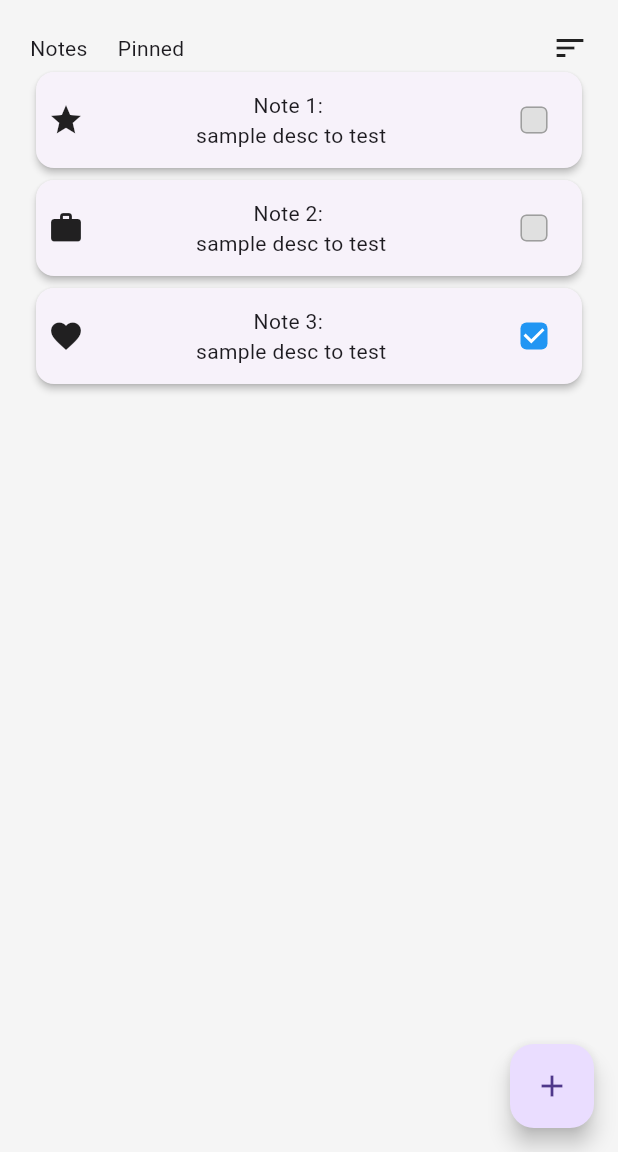
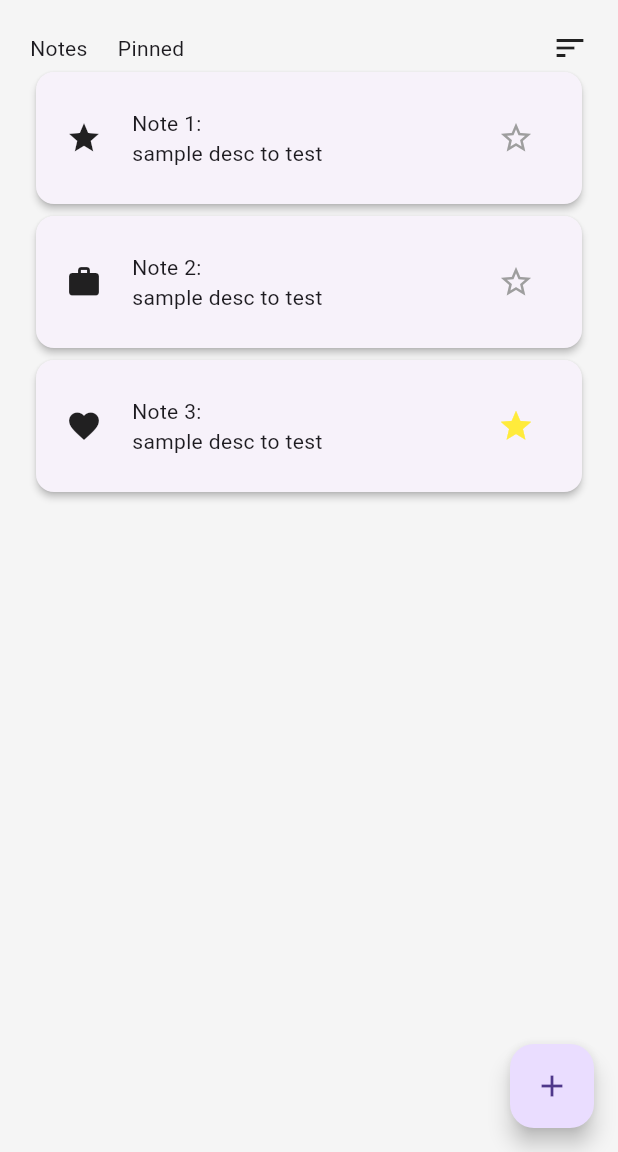
Before and after one commit to Mourad-Dellali/ToDO_List, a Flutter app: the screen it shows after launch, on a phone screen of 412 x 824 dp, the part 84-1236 px from its top. Run offline on Flutter 3.47's test engine with Material 3 defaults, Android fonts, the phone set to English and light mode, and no system bars.

Commit message:
replaced completed with starring method to add a bottom modal when note is clicked

```diff
--- a/lib/common/widgets/todo_tile.dart
+++ b/lib/common/widgets/todo_tile.dart
@@ -7,14 +7,17 @@ import 'package:flutter/material.dart';
 class TodoTile extends StatelessWidget {
 final String taskTitle;
 final String taskDesc;
+final bool starred;
 final bool taskCompleted;
 final Icon? taskIcon;
-
-final Function(bool?)? onChanged;
+final int index;
+final Function(bool,int) starChanged;
   const TodoTile({super.key,
   required this.taskTitle,
-  required this.taskCompleted,
-  required this.onChanged,
+  this.starred=false,
+  required this.index,
+  this.taskCompleted=false,
+  required this.starChanged,
   this.taskDesc="",
   this.taskIcon,});
 
@@ -29,20 +32,27 @@ final Function(bool?)? onChanged;
   ),
 child:
 Padding(
-  padding: const EdgeInsets.all(8.0),
+  padding: const EdgeInsets.all(20.0),
   child: Row(
     mainAxisAlignment: MainAxisAlignment.spaceBetween,
     children: [
+      Row(
+        spacing: 20,
+        children: [
+
+
     displayIcon,
     Column(
-      mainAxisAlignment: MainAxisAlignment.spaceEvenly,
+      crossAxisAlignment: CrossAxisAlignment.start,
+
       children: [
         Text(taskTitle),
         Text(taskDesc)
       ],
-    ),
-
-    Checkbox(value: taskCompleted, onChanged: onChanged)
+    )]),
+    IconButton(onPressed:() => starChanged(!starred,index), icon: starred ? Icon(Icons.star) :Icon(Icons.star_border) ,
+    color: starred ? Colors.yellow : Colors.grey )
+    //Checkbox(value: starred, onChanged: onChanged)
   ],),
 ),
 
--- a/lib/pages/to_do.dart
+++ b/lib/pages/to_do.dart
@@ -16,12 +16,7 @@ class ToDo extends StatefulWidget {
 
 class _ToDoState extends State<ToDo> {
 
-void checkboxChanged (bool? value, int index) {
-setState(() {
-  Todotasks.toDoTasks[index][2]=!Todotasks.toDoTasks[index][2];
-});
 
-}
 void createNewTask () {
   showModalBottomSheet(context: context,
   // isScrollControlled: true,
@@ -59,11 +54,18 @@ void createNewTask () {
                 itemCount: Todotasks.toDoTasks.length,
                 itemBuilder: (context,index){
                   return TodoTile(
+                    index: index,
                     taskTitle: Todotasks.toDoTasks[index][0],
                     taskDesc: Todotasks.toDoTasks[index][1],
-                    taskCompleted: Todotasks.toDoTasks[index][2],
+                    starred: Todotasks.toDoTasks[index][2],
+                    taskCompleted: Todotasks.toDoTasks[index][4],
                     taskIcon: Todotasks.toDoTasks[index][3],
-                    onChanged:(value) => checkboxChanged(value,index),
+                    starChanged: (value, index) {
+
+        setState(() {
+          Todotasks.toDoTasks[index][2] = value;
+        });
+      },
                   );
                 },
 
--- a/lib/util/constants/todotasks.dart
+++ b/lib/util/constants/todotasks.dart
@@ -5,8 +5,8 @@ import 'package:flutter/material.dart';
 class Todotasks {
   Todotasks._();
   static List toDoTasks= [
-    ["Note 1: ","sample desc to test" ,false,Icon(AvailableIcons.availableIcons[0])],
-    ["Note 2: ","sample desc to test" ,false,Icon(AvailableIcons.availableIcons[2])] ,
-    ["Note 3: ","sample desc to test", true,Icon(AvailableIcons.availableIcons[3])]// default notes
+    ["Note 1: ","sample desc to test" ,false,Icon(AvailableIcons.availableIcons[0]),false], // [title,desc,completed,icon,starred]
+    ["Note 2: ","sample desc to test" ,false,Icon(AvailableIcons.availableIcons[2]),true] ,
+    ["Note 3: ","sample desc to test", true,Icon(AvailableIcons.availableIcons[3]),false]// default notes
   ];
   }
```
